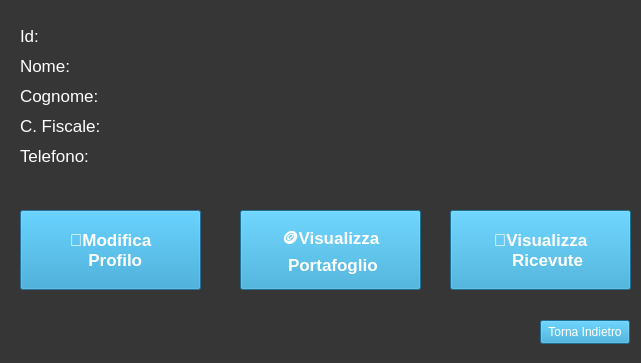
First picture: the form in Viste/Cliente/GUI/profilo.ui, repository GiulianiM/Noleggio, before the edit.
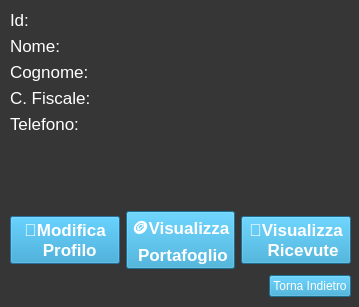
Second picture: the form after the edit. Icons and pictures are not drawn.

The edit to the form file:
```diff
--- a/Viste/Cliente/GUI/profilo.ui
+++ b/Viste/Cliente/GUI/profilo.ui
@@ -6,10 +6,16 @@
    <rect>
     <x>0</x>
     <y>0</y>
-    <width>641</width>
-    <height>363</height>
+    <width>359</width>
+    <height>307</height>
    </rect>
   </property>
+  <property name="maximumSize">
+   <size>
+    <width>640</width>
+    <height>360</height>
+   </size>
+  </property>
   <property name="windowTitle">
    <string>Profilo</string>
   </property>
@@ -21,322 +27,300 @@
   <property name="styleSheet">
    <string notr="true">background-color: rgb(54, 54, 54);</string>
   </property>
-  <widget class="QPushButton" name="bottone_modifica">
+  <widget class="QWidget" name="">
    <property name="geometry">
     <rect>
-     <x>20</x>
-     <y>210</y>
-     <width>181</width>
-     <height>80</height>
+     <x>10</x>
+     <y>10</y>
+     <width>341</width>
+     <height>287</height>
     </rect>
    </property>
-   <property name="font">
-    <font>
-     <pointsize>13</pointsize>
-     <bold>true</bold>
-    </font>
-   </property>
-   <property name="acceptDrops">
-    <bool>false</bool>
-   </property>
-   <property name="styleSheet">
-    <string notr="true">font-size:20; color:white;background-color:rgb(38, 157, 206)
+   <layout class="QGridLayout" name="gridLayout">
+    <item row="0" column="0">
+     <layout class="QVBoxLayout" name="verticalLayout_3">
+      <item>
+       <layout class="QHBoxLayout" name="horizontalLayout">
+        <item>
+         <layout class="QVBoxLayout" name="verticalLayout">
+          <item>
+           <widget class="QLabel" name="id_label">
+            <property name="font">
+             <font>
+              <pointsize>13</pointsize>
+             </font>
+            </property>
+            <property name="styleSheet">
+             <string notr="true">font-size:14; color:white</string>
+            </property>
+            <property name="text">
+             <string>Id:</string>
+            </property>
+           </widget>
+          </item>
+          <item>
+           <widget class="QLabel" name="label_nome">
+            <property name="font">
+             <font>
+              <pointsize>13</pointsize>
+             </font>
+            </property>
+            <property name="styleSheet">
+             <string notr="true">font-size:14; color:white</string>
+            </property>
+            <property name="text">
+             <string>Nome:</string>
+            </property>
+           </widget>
+          </item>
+          <item>
+           <widget class="QLabel" name="label_cognome">
+            <property name="font">
+             <font>
+              <pointsize>13</pointsize>
+             </font>
+            </property>
+            <property name="styleSheet">
+             <string notr="true">font-size:14; color:white</string>
+            </property>
+            <property name="text">
+             <string>Cognome:</string>
+            </property>
+           </widget>
+          </item>
+          <item>
+           <widget class="QLabel" name="label_cf">
+            <property name="font">
+             <font>
+              <pointsize>13</pointsize>
+             </font>
+            </property>
+            <property name="styleSheet">
+             <string notr="true">font-size:14; color:white</string>
+            </property>
+            <property name="text">
+             <string>C. Fiscale:</string>
+            </property>
+           </widget>
+          </item>
+          <item>
+           <widget class="QLabel" name="label_telefono">
+            <property name="font">
+             <font>
+              <pointsize>13</pointsize>
+             </font>
+            </property>
+            <property name="styleSheet">
+             <string notr="true">font-size:14; color:white</string>
+            </property>
+            <property name="text">
+             <string>Telefono:</string>
+            </property>
+           </widget>
+          </item>
+         </layout>
+        </item>
+        <item>
+         <layout class="QVBoxLayout" name="verticalLayout_2">
+          <item>
+           <widget class="QLabel" name="id_label_to_edit">
+            <property name="font">
+             <font>
+              <pointsize>13</pointsize>
+             </font>
+            </property>
+            <property name="styleSheet">
+             <string notr="true">color: rgb(255, 255, 255);</string>
+            </property>
+            <property name="text">
+             <string/>
+            </property>
+            <property name="textInteractionFlags">
+             <set>Qt::LinksAccessibleByMouse|Qt::TextSelectableByMouse</set>
+            </property>
+           </widget>
+          </item>
+          <item>
+           <widget class="QLabel" name="nome_label_to_edit">
+            <property name="font">
+             <font>
+              <pointsize>13</pointsize>
+             </font>
+            </property>
+            <property name="styleSheet">
+             <string notr="true">color: rgb(255, 255, 255);</string>
+            </property>
+            <property name="text">
+             <string/>
+            </property>
+            <property name="textInteractionFlags">
+             <set>Qt::LinksAccessibleByMouse|Qt::TextSelectableByMouse</set>
+            </property>
+           </widget>
+          </item>
+          <item>
+           <widget class="QLabel" name="cognome_label_to_edit">
+            <property name="font">
+             <font>
+              <pointsize>13</pointsize>
+             </font>
+            </property>
+            <property name="styleSheet">
+             <string notr="true">color: rgb(255, 255, 255);</string>
+            </property>
+            <property name="text">
+             <string/>
+            </property>
+            <property name="textInteractionFlags">
+             <set>Qt::LinksAccessibleByMouse|Qt::TextSelectableByMouse</set>
+            </property>
+           </widget>
+          </item>
+          <item>
+           <widget class="QLabel" name="cf_label_to_edit">
+            <property name="font">
+             <font>
+              <pointsize>13</pointsize>
+             </font>
+            </property>
+            <property name="styleSheet">
+             <string notr="true">color: rgb(255, 255, 255);</string>
+            </property>
+            <property name="text">
+             <string/>
+            </property>
+            <property name="textInteractionFlags">
+             <set>Qt::LinksAccessibleByMouse|Qt::TextSelectableByMouse</set>
+            </property>
+           </widget>
+          </item>
+          <item>
+           <widget class="QLabel" name="telefono_label_to_edit">
+            <property name="font">
+             <font>
+              <pointsize>13</pointsize>
+             </font>
+            </property>
+            <property name="styleSheet">
+             <string notr="true">color: rgb(255, 255, 255);</string>
+            </property>
+            <property name="text">
+             <string/>
+            </property>
+            <property name="textInteractionFlags">
+             <set>Qt::LinksAccessibleByMouse|Qt::TextSelectableByMouse</set>
+            </property>
+           </widget>
+          </item>
+         </layout>
+        </item>
+       </layout>
+      </item>
+      <item>
+       <spacer name="verticalSpacer">
+        <property name="orientation">
+         <enum>Qt::Vertical</enum>
+        </property>
+        <property name="sizeHint" stdset="0">
+         <size>
+          <width>20</width>
+          <height>40</height>
+         </size>
+        </property>
+       </spacer>
+      </item>
+      <item>
+       <layout class="QHBoxLayout" name="horizontalLayout_2">
+        <item>
+         <widget class="QPushButton" name="bottone_modifica">
+          <property name="font">
+           <font>
+            <pointsize>13</pointsize>
+            <bold>true</bold>
+           </font>
+          </property>
+          <property name="acceptDrops">
+           <bool>false</bool>
+          </property>
+          <property name="styleSheet">
+           <string notr="true">font-size:20; color:white;background-color:rgb(38, 157, 206)
 </string>
-   </property>
-   <property name="text">
-    <string>🔧Modifica
+          </property>
+          <property name="text">
+           <string>🔧Modifica
   Profilo</string>
-   </property>
-  </widget>
-  <widget class="QPushButton" name="bottone_visualizza_portafoglio">
-   <property name="geometry">
-    <rect>
-     <x>240</x>
-     <y>210</y>
-     <width>181</width>
-     <height>80</height>
-    </rect>
-   </property>
-   <property name="font">
-    <font>
-     <pointsize>13</pointsize>
-     <bold>true</bold>
-    </font>
-   </property>
-   <property name="styleSheet">
-    <string notr="true">font-size:20; color:white;background-color:rgb(38, 157, 206)
+          </property>
+         </widget>
+        </item>
+        <item>
+         <widget class="QPushButton" name="bottone_visualizza_portafoglio">
+          <property name="font">
+           <font>
+            <pointsize>13</pointsize>
+            <bold>true</bold>
+           </font>
+          </property>
+          <property name="styleSheet">
+           <string notr="true">font-size:20; color:white;background-color:rgb(38, 157, 206)
 </string>
-   </property>
-   <property name="text">
-    <string>🪙Visualizza
+          </property>
+          <property name="text">
+           <string>🪙Visualizza
  Portafoglio</string>
-   </property>
-  </widget>
-  <widget class="QPushButton" name="bottone_visualizza_ricevute">
-   <property name="geometry">
-    <rect>
-     <x>450</x>
-     <y>210</y>
-     <width>181</width>
-     <height>80</height>
-    </rect>
-   </property>
-   <property name="font">
-    <font>
-     <pointsize>13</pointsize>
-     <bold>true</bold>
-    </font>
-   </property>
-   <property name="styleSheet">
-    <string notr="true">font-size:20; color:white;background-color:rgb(38, 157, 206)
+          </property>
+         </widget>
+        </item>
+        <item>
+         <widget class="QPushButton" name="bottone_visualizza_ricevute">
+          <property name="font">
+           <font>
+            <pointsize>13</pointsize>
+            <bold>true</bold>
+           </font>
+          </property>
+          <property name="styleSheet">
+           <string notr="true">font-size:20; color:white;background-color:rgb(38, 157, 206)
 </string>
-   </property>
-   <property name="text">
-    <string>🧾Visualizza
+          </property>
+          <property name="text">
+           <string>🧾Visualizza
    Ricevute</string>
-   </property>
-  </widget>
-  <widget class="QPushButton" name="back_button">
-   <property name="geometry">
-    <rect>
-     <x>540</x>
-     <y>320</y>
-     <width>90</width>
-     <height>24</height>
-    </rect>
-   </property>
-   <property name="styleSheet">
-    <string notr="true">font-size:20; color:white;background-color:rgb(38, 157, 206)
+          </property>
+         </widget>
+        </item>
+       </layout>
+      </item>
+     </layout>
+    </item>
+    <item row="1" column="0">
+     <layout class="QHBoxLayout" name="horizontalLayout_3">
+      <item>
+       <spacer name="horizontalSpacer">
+        <property name="orientation">
+         <enum>Qt::Horizontal</enum>
+        </property>
+        <property name="sizeHint" stdset="0">
+         <size>
+          <width>40</width>
+          <height>20</height>
+         </size>
+        </property>
+       </spacer>
+      </item>
+      <item>
+       <widget class="QPushButton" name="back_button">
+        <property name="styleSheet">
+         <string notr="true">font-size:20; color:white;background-color:rgb(38, 157, 206)
 </string>
-   </property>
-   <property name="text">
-    <string>Torna Indietro</string>
-   </property>
-  </widget>
-  <widget class="QLabel" name="telefono_label_to_edit">
-   <property name="geometry">
-    <rect>
-     <x>150</x>
-     <y>140</y>
-     <width>300</width>
-     <height>31</height>
-    </rect>
-   </property>
-   <property name="font">
-    <font>
-     <pointsize>13</pointsize>
-    </font>
-   </property>
-   <property name="styleSheet">
-    <string notr="true">color: rgb(255, 255, 255);</string>
-   </property>
-   <property name="text">
-    <string/>
-   </property>
-   <property name="textInteractionFlags">
-    <set>Qt::LinksAccessibleByMouse|Qt::TextSelectableByMouse</set>
-   </property>
-  </widget>
-  <widget class="QLabel" name="id_label">
-   <property name="geometry">
-    <rect>
-     <x>20</x>
-     <y>20</y>
-     <width>41</width>
-     <height>31</height>
-    </rect>
-   </property>
-   <property name="font">
-    <font>
-     <pointsize>13</pointsize>
-    </font>
-   </property>
-   <property name="styleSheet">
-    <string notr="true">font-size:14; color:white</string>
-   </property>
-   <property name="text">
-    <string>Id:</string>
-   </property>
-  </widget>
-  <widget class="QLabel" name="cf_label_to_edit">
-   <property name="geometry">
-    <rect>
-     <x>150</x>
-     <y>110</y>
-     <width>300</width>
-     <height>31</height>
-    </rect>
-   </property>
-   <property name="font">
-    <font>
-     <pointsize>13</pointsize>
-    </font>
-   </property>
-   <property name="styleSheet">
-    <string notr="true">color: rgb(255, 255, 255);</string>
-   </property>
-   <property name="text">
-    <string/>
-   </property>
-   <property name="textInteractionFlags">
-    <set>Qt::LinksAccessibleByMouse|Qt::TextSelectableByMouse</set>
-   </property>
-  </widget>
-  <widget class="QLabel" name="cognome_label_to_edit">
-   <property name="geometry">
-    <rect>
-     <x>150</x>
-     <y>80</y>
-     <width>300</width>
-     <height>31</height>
-    </rect>
-   </property>
-   <property name="font">
-    <font>
-     <pointsize>13</pointsize>
-    </font>
-   </property>
-   <property name="styleSheet">
-    <string notr="true">color: rgb(255, 255, 255);</string>
-   </property>
-   <property name="text">
-    <string/>
-   </property>
-   <property name="textInteractionFlags">
-    <set>Qt::LinksAccessibleByMouse|Qt::TextSelectableByMouse</set>
-   </property>
-  </widget>
-  <widget class="QLabel" name="label_cognome">
-   <property name="geometry">
-    <rect>
-     <x>20</x>
-     <y>80</y>
-     <width>101</width>
-     <height>31</height>
-    </rect>
-   </property>
-   <property name="font">
-    <font>
-     <pointsize>13</pointsize>
-    </font>
-   </property>
-   <property name="styleSheet">
-    <string notr="true">font-size:14; color:white</string>
-   </property>
-   <property name="text">
-    <string>Cognome:</string>
-   </property>
-  </widget>
-  <widget class="QLabel" name="label_telefono">
-   <property name="geometry">
-    <rect>
-     <x>20</x>
-     <y>140</y>
-     <width>101</width>
-     <height>31</height>
-    </rect>
-   </property>
-   <property name="font">
-    <font>
-     <pointsize>13</pointsize>
-    </font>
-   </property>
-   <property name="styleSheet">
-    <string notr="true">font-size:14; color:white</string>
-   </property>
-   <property name="text">
-    <string>Telefono:</string>
-   </property>
-  </widget>
-  <widget class="QLabel" name="nome_label_to_edit">
-   <property name="geometry">
-    <rect>
-     <x>150</x>
-     <y>50</y>
-     <width>300</width>
-     <height>31</height>
-    </rect>
-   </property>
-   <property name="font">
-    <font>
-     <pointsize>13</pointsize>
-    </font>
-   </property>
-   <property name="styleSheet">
-    <string notr="true">color: rgb(255, 255, 255);</string>
-   </property>
-   <property name="text">
-    <string/>
-   </property>
-   <property name="textInteractionFlags">
-    <set>Qt::LinksAccessibleByMouse|Qt::TextSelectableByMouse</set>
-   </property>
-  </widget>
-  <widget class="QLabel" name="id_label_to_edit">
-   <property name="geometry">
-    <rect>
-     <x>150</x>
-     <y>20</y>
-     <width>300</width>
-     <height>31</height>
-    </rect>
-   </property>
-   <property name="font">
-    <font>
-     <pointsize>13</pointsize>
-    </font>
-   </property>
-   <property name="styleSheet">
-    <string notr="true">color: rgb(255, 255, 255);</string>
-   </property>
-   <property name="text">
-    <string/>
-   </property>
-   <property name="textInteractionFlags">
-    <set>Qt::LinksAccessibleByMouse|Qt::TextSelectableByMouse</set>
-   </property>
-  </widget>
-  <widget class="QLabel" name="label_cf">
-   <property name="geometry">
-    <rect>
-     <x>20</x>
-     <y>110</y>
-     <width>101</width>
-     <height>31</height>
-    </rect>
-   </property>
-   <property name="font">
-    <font>
-     <pointsize>13</pointsize>
-    </font>
-   </property>
-   <property name="styleSheet">
-    <string notr="true">font-size:14; color:white</string>
-   </property>
-   <property name="text">
-    <string>C. Fiscale:</string>
-   </property>
-  </widget>
-  <widget class="QLabel" name="label_nome">
-   <property name="geometry">
-    <rect>
-     <x>20</x>
-     <y>50</y>
-     <width>71</width>
-     <height>31</height>
-    </rect>
-   </property>
-   <property name="font">
-    <font>
-     <pointsize>13</pointsize>
-    </font>
-   </property>
-   <property name="styleSheet">
-    <string notr="true">font-size:14; color:white</string>
-   </property>
-   <property name="text">
-    <string>Nome:</string>
-   </property>
+        </property>
+        <property name="text">
+         <string>Torna Indietro</string>
+        </property>
+       </widget>
+      </item>
+     </layout>
+    </item>
+   </layout>
   </widget>
  </widget>
  <resources/>
```
